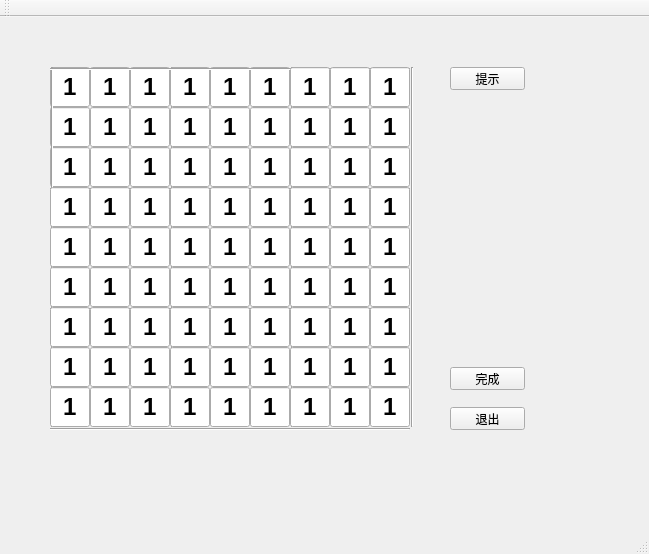
The window that SudokuUI.ui (LeoJacob/BUAASE) describes before a commit, drawn with Qt 5.
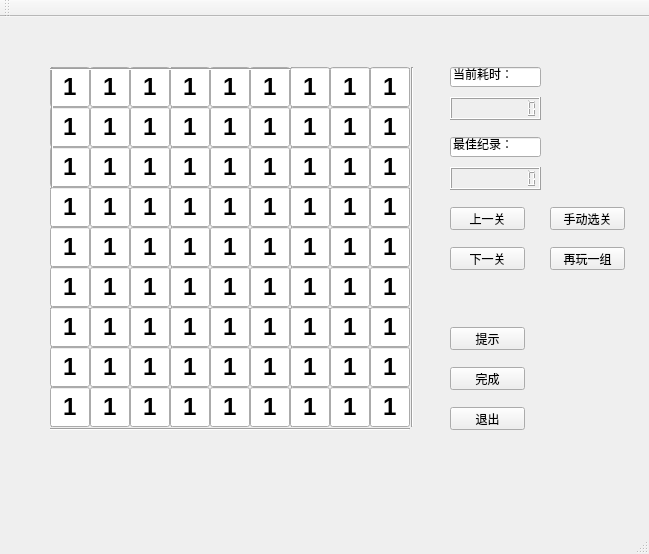
The same window after the commit.

Patch:
```diff
--- a/SudokuUI.ui
+++ b/SudokuUI.ui
@@ -3524,7 +3524,7 @@
     <property name="geometry">
      <rect>
       <x>450</x>
-      <y>50</y>
+      <y>310</y>
       <width>75</width>
       <height>23</height>
      </rect>
@@ -3559,6 +3559,133 @@
      <string>退出</string>
     </property>
    </widget>
+   <widget class="QLCDNumber" name="LCDCurTimeCost">
+    <property name="geometry">
+     <rect>
+      <x>450</x>
+      <y>80</y>
+      <width>91</width>
+      <height>23</height>
+     </rect>
+    </property>
+    <property name="font">
+     <font>
+      <family>Arial</family>
+      <pointsize>16</pointsize>
+      <weight>75</weight>
+      <italic>false</italic>
+      <bold>true</bold>
+     </font>
+    </property>
+    <property name="digitCount">
+     <number>10</number>
+    </property>
+   </widget>
+   <widget class="QLineEdit" name="curTimecost">
+    <property name="geometry">
+     <rect>
+      <x>450</x>
+      <y>50</y>
+      <width>91</width>
+      <height>20</height>
+     </rect>
+    </property>
+    <property name="text">
+     <string>当前耗时：</string>
+    </property>
+    <property name="readOnly">
+     <bool>true</bool>
+    </property>
+   </widget>
+   <widget class="QLineEdit" name="minTimeCost">
+    <property name="geometry">
+     <rect>
+      <x>450</x>
+      <y>120</y>
+      <width>91</width>
+      <height>20</height>
+     </rect>
+    </property>
+    <property name="text">
+     <string>最佳纪录：</string>
+    </property>
+    <property name="readOnly">
+     <bool>true</bool>
+    </property>
+   </widget>
+   <widget class="QLCDNumber" name="LCDMinTimeCost">
+    <property name="geometry">
+     <rect>
+      <x>450</x>
+      <y>150</y>
+      <width>91</width>
+      <height>23</height>
+     </rect>
+    </property>
+    <property name="font">
+     <font>
+      <family>Arial</family>
+      <pointsize>16</pointsize>
+      <weight>75</weight>
+      <bold>true</bold>
+     </font>
+    </property>
+    <property name="digitCount">
+     <number>10</number>
+    </property>
+   </widget>
+   <widget class="QPushButton" name="preGame">
+    <property name="geometry">
+     <rect>
+      <x>450</x>
+      <y>190</y>
+      <width>75</width>
+      <height>23</height>
+     </rect>
+    </property>
+    <property name="text">
+     <string>上一关</string>
+    </property>
+   </widget>
+   <widget class="QPushButton" name="nextGame">
+    <property name="geometry">
+     <rect>
+      <x>450</x>
+      <y>230</y>
+      <width>75</width>
+      <height>23</height>
+     </rect>
+    </property>
+    <property name="text">
+     <string>下一关</string>
+    </property>
+   </widget>
+   <widget class="QPushButton" name="pushButton_6">
+    <property name="geometry">
+     <rect>
+      <x>550</x>
+      <y>230</y>
+      <width>75</width>
+      <height>23</height>
+     </rect>
+    </property>
+    <property name="text">
+     <string>再玩一组</string>
+    </property>
+   </widget>
+   <widget class="QPushButton" name="pushButton_4">
+    <property name="geometry">
+     <rect>
+      <x>550</x>
+      <y>190</y>
+      <width>75</width>
+      <height>23</height>
+     </rect>
+    </property>
+    <property name="text">
+     <string>手动选关</string>
+    </property>
+   </widget>
   </widget>
   <widget class="QMenuBar" name="menuBar">
    <property name="geometry">
```
